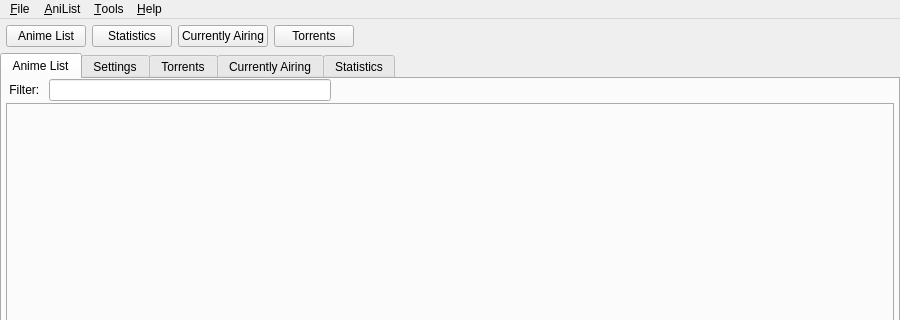
First picture: the form in src/gui/mainwindow.ui, repository killmaster/Shinjiru, before the edit; both pictures show x 0 to 900 and y 0 to 320 of the 900 by 500 pixel window.
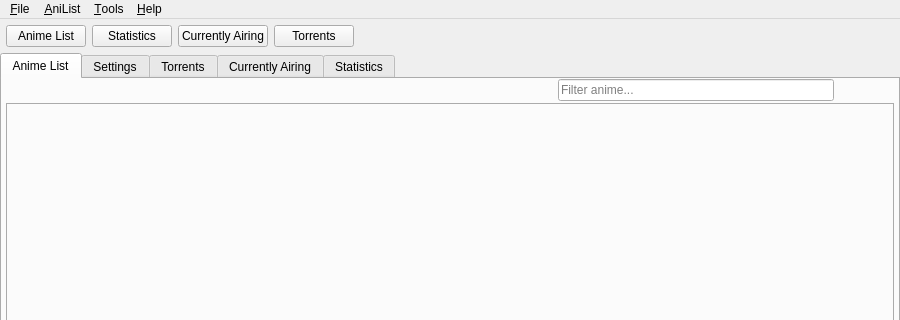
Second picture: the form after the edit. The open tabs and pages were chosen to show the change.

Commit message: Inplement filter

```diff
--- a/src/gui/mainwindow.ui
+++ b/src/gui/mainwindow.ui
@@ -155,16 +155,6 @@
            </property>
            <item>
             <layout class="QHBoxLayout" name="horizontalLayout_6">
-             <item>
-              <widget class="QLabel" name="label_3">
-               <property name="text">
-                <string> Filter: </string>
-               </property>
-              </widget>
-             </item>
-             <item>
-              <widget class="QLineEdit" name="listFilterLineEdit"/>
-             </item>
              <item>
               <spacer name="horizontalSpacer_8">
                <property name="orientation">
@@ -191,6 +181,20 @@
                </property>
               </spacer>
              </item>
+             <item>
+              <widget class="QLineEdit" name="listFilterLineEdit">
+               <property name="placeholderText">
+                <string>Filter anime...</string>
+               </property>
+              </widget>
+             </item>
+             <item>
+              <layout class="QHBoxLayout" name="horizontalLayout_9">
+               <property name="leftMargin">
+                <number>60</number>
+               </property>
+              </layout>
+             </item>
             </layout>
            </item>
            <item>
```
Left out of the diff: 11 changed lines with no effect on the pictures. The commit also changes 3 other files.
